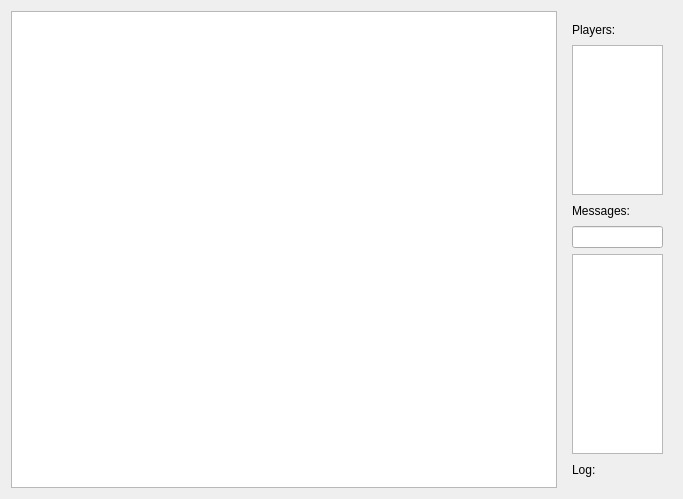
Qt form src/GameWidget.ui (wimleers/DistributedManyInARow) before a commit.
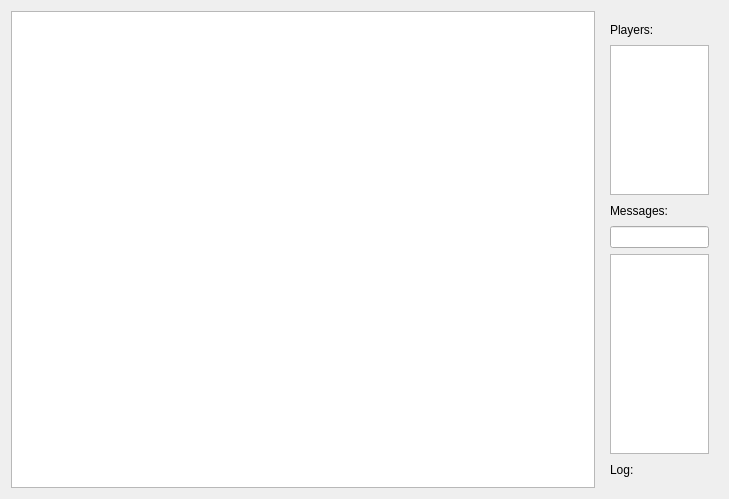
The same form after that commit.

Commit message: Veel veranderingen aan de GUI: MainWindow overzicht van netwerk games + open games in tabbladen GameWidget aangepast zodat het samenwerkt met de ManyInARow klasse Colorpicker verwijderd uit de PlayerAddWidget

```diff
--- a/src/GameWidget.ui
+++ b/src/GameWidget.ui
@@ -6,7 +6,7 @@
    <rect>
     <x>0</x>
     <y>0</y>
-    <width>683</width>
+    <width>729</width>
     <height>499</height>
    </rect>
   </property>
```
The commit also changes 5 other files.
